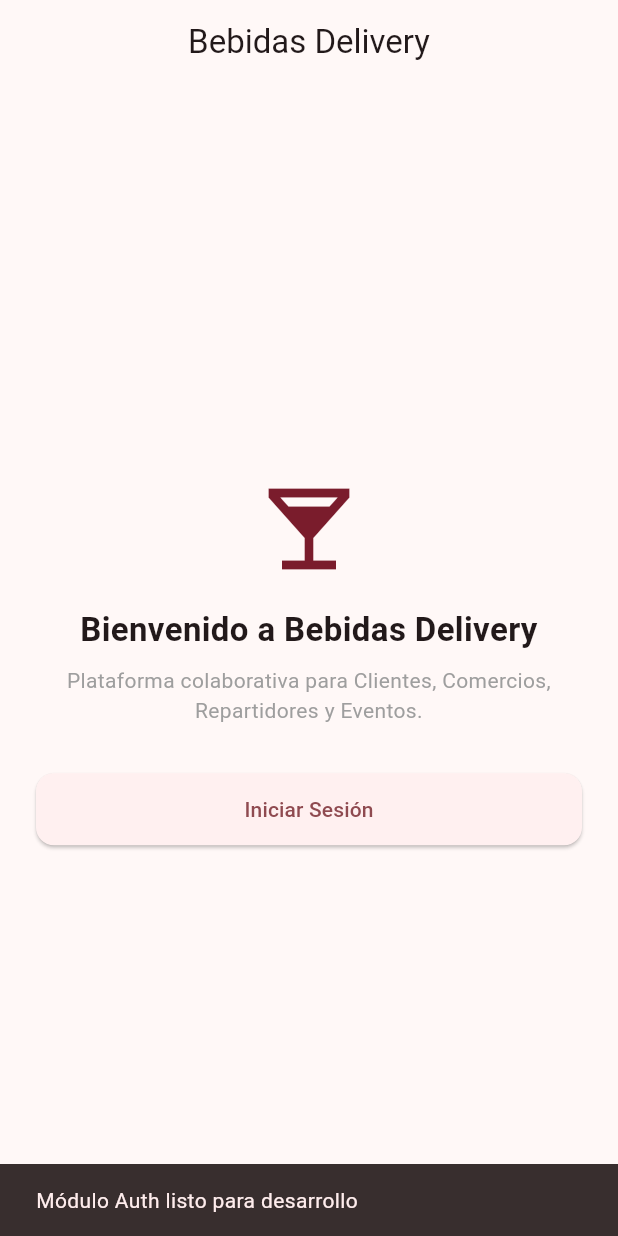
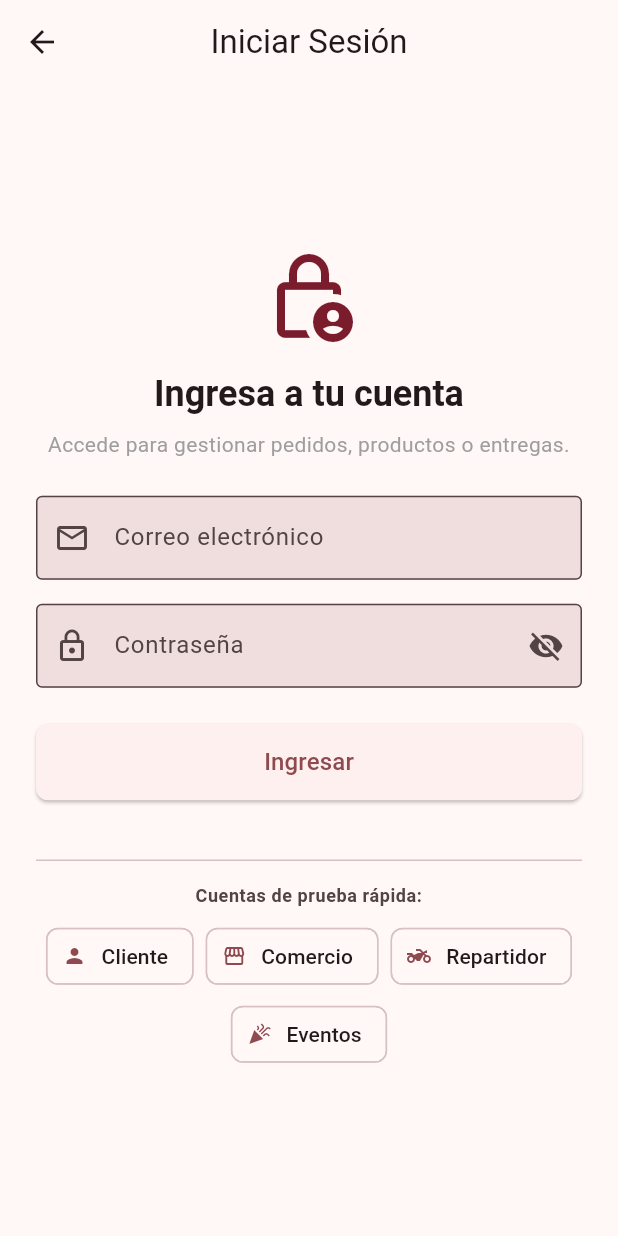
Before and after one commit to NestorAyala123/bebidas-delivery-app, a Flutter app: the screen it shows after launch, after a tap on "Iniciar Sesión", on a phone screen of 412 x 824 dp. Run offline on Flutter 3.47's test engine with Material 3 defaults, Android fonts, the phone set to English and light mode, and no system bars; accounts and stored records are empty.

Commit message:
fix: consolidar integracion de las cinco ramas de semana 1

```diff
--- a/lib/features/auth/di/auth_di.dart
+++ b/lib/features/auth/di/auth_di.dart
@@ -1,13 +1,19 @@
 import '../../../../core/di/service_locator.dart';
 import '../application/use_cases/login_use_case.dart';
+import '../domain/repositories/auth_repository.dart';
+import '../infrastructure/mock_auth_repository.dart';
 
 class AuthDi implements FeatureDiModule {
   @override
   void registerDependencies(ServiceLocator locator) {
-    // Registered lazy singletons or factories for Auth
-    // Repositories will be registered when Firebase implementations are ready.
-    if (locator.isRegistered<LoginUseCase>()) return;
-    // Example factory registration:
-    // locator.registerFactory<LoginUseCase>(() => LoginUseCase(locator.get<AuthRepository>()));
+    if (!locator.isRegistered<AuthRepository>()) {
+      locator.registerLazySingleton<AuthRepository>(() => MockAuthRepository());
+    }
+
+    if (!locator.isRegistered<LoginUseCase>()) {
+      locator.registerFactory<LoginUseCase>(
+        () => LoginUseCase(locator.get<AuthRepository>()),
+      );
+    }
   }
 }
--- a/lib/features/auth/domain/entities/user_session.dart
+++ b/lib/features/auth/domain/entities/user_session.dart
@@ -1,11 +1,15 @@
+import '../../../users/domain/entities/app_user.dart';
+
 class UserSession {
   final String userId;
   final String email;
   final String token;
+  final UserRole role;
 
   const UserSession({
     required this.userId,
     required this.email,
     required this.token,
+    this.role = UserRole.client,
   });
 }
--- /dev/null
+++ b/lib/features/auth/presentation/pages/login_page.dart
@@ -0,0 +1,289 @@
+import 'package:flutter/material.dart';
+
+import '../../../../core/di/service_locator.dart';
+import '../../application/use_cases/login_use_case.dart';
+import '../../infrastructure/mock_auth_repository.dart';
+import 'home_page.dart';
+
+class LoginPage extends StatefulWidget {
+  final LoginUseCase? loginUseCase;
+
+  const LoginPage({super.key, this.loginUseCase});
+
+  @override
+  State<LoginPage> createState() => _LoginPageState();
+}
+
+class _LoginPageState extends State<LoginPage> {
+  final _formKey = GlobalKey<FormState>();
+  final _emailController = TextEditingController();
+  final _passwordController = TextEditingController();
+
+  bool _obscurePassword = true;
+  bool _isLoading = false;
+  String? _errorMessage;
+
+  LoginUseCase get _useCase =>
+      widget.loginUseCase ??
+      (sl.isRegistered<LoginUseCase>()
+          ? sl.get<LoginUseCase>()
+          : LoginUseCase(MockAuthRepository()));
+
+
+  @override
+  void dispose() {
+    _emailController.dispose();
+    _passwordController.dispose();
+    super.dispose();
+  }
+
+  void _fillPreset(String email, String password) {
+    setState(() {
+      _emailController.text = email;
+      _passwordController.text = password;
+      _errorMessage = null;
+    });
+  }
+
+  Future<void> _submit() async {
+    if (!_formKey.currentState!.validate()) return;
+
+    setState(() {
+      _isLoading = true;
+      _errorMessage = null;
+    });
+
+    final result = await _useCase(
+      email: _emailController.text,
+      password: _passwordController.text,
+    );
+
+    if (!mounted) return;
+
+    setState(() {
+      _isLoading = false;
+    });
+
+    if (result.isSuccess && result.dataOrNull != null) {
+      final session = result.dataOrNull!;
+      ScaffoldMessenger.of(context).showSnackBar(
+        SnackBar(
+          content: Text('Bienvenido ${session.email}'),
+          backgroundColor: Colors.green.shade700,
+          duration: const Duration(seconds: 2),
+        ),
+      );
+
+      Navigator.pushReplacement(
+        context,
+        MaterialPageRoute(builder: (_) => HomePage(session: session)),
+      );
+    } else {
+      setState(() {
+        _errorMessage =
+            result.failureOrNull?.message ?? 'Error al iniciar sesión';
+      });
+      ScaffoldMessenger.of(context).showSnackBar(
+        SnackBar(
+          content: Text(_errorMessage!),
+          backgroundColor: Colors.red.shade700,
+        ),
+      );
+    }
+  }
+
+  @override
+  Widget build(BuildContext context) {
+    final theme = Theme.of(context);
+    final colorScheme = theme.colorScheme;
+
+    return Scaffold(
+      appBar: AppBar(title: const Text('Iniciar Sesión')),
+      body: Center(
+        child: SingleChildScrollView(
+          padding: const EdgeInsets.symmetric(horizontal: 24.0, vertical: 16.0),
+          child: ConstrainedBox(
+            constraints: const BoxConstraints(maxWidth: 420),
+            child: Form(
+              key: _formKey,
+              child: Column(
+                crossAxisAlignment: CrossAxisAlignment.stretch,
+                children: [
+                  const Icon(
+                    Icons.lock_person_outlined,
+                    size: 64,
+                    color: Color(0xFF7A1C2C),
+                  ),
+                  const SizedBox(height: 16),
+                  Text(
+                    'Ingresa a tu cuenta',
+                    textAlign: TextAlign.center,
+                    style: theme.textTheme.headlineSmall?.copyWith(
+                      fontWeight: FontWeight.bold,
+                    ),
+                  ),
+                  const SizedBox(height: 8),
+                  Text(
+                    'Accede para gestionar pedidos, productos o entregas.',
+                    textAlign: TextAlign.center,
+                    style: theme.textTheme.bodyMedium?.copyWith(
+                      color: Colors.grey,
+                    ),
+                  ),
+                  const SizedBox(height: 24),
+
+                  if (_errorMessage != null)
+                    Container(
+                      padding: const EdgeInsets.all(12),
+                      margin: const EdgeInsets.only(bottom: 16),
+                      decoration: BoxDecoration(
+                        color: Colors.red.shade50,
+                        borderRadius: BorderRadius.circular(8),
+                        border: Border.all(color: Colors.red.shade300),
+                      ),
+                      child: Row(
+                        children: [
+                          Icon(Icons.error_outline, color: Colors.red.shade700),
+                          const SizedBox(width: 8),
+                          Expanded(
+                            child: Text(
+                              _errorMessage!,
+                              style: TextStyle(color: Colors.red.shade900),
+                            ),
+                          ),
+                        ],
+                      ),
+                    ),
+
+                  // Email Input
+                  TextFormField(
+                    controller: _emailController,
+                    keyboardType: TextInputType.emailAddress,
+                    decoration: const InputDecoration(
+                      labelText: 'Correo electrónico',
+                      hintText: 'ejemplo@correo.com',
+                      prefixIcon: Icon(Icons.email_outlined),
+                      border: OutlineInputBorder(),
+                    ),
+                    validator: (value) {
+                      final trimmed = value?.trim() ?? '';
+                      if (trimmed.isEmpty) {
+                        return 'El correo es obligatorio';
+                      }
+                      if (!trimmed.contains('@')) {
+                        return 'Formato de correo inválido';
+                      }
+                      return null;
+                    },
+                  ),
+                  const SizedBox(height: 16),
+
+                  // Password Input
+                  TextFormField(
+                    controller: _passwordController,
+                    obscureText: _obscurePassword,
+                    decoration: InputDecoration(
+                      labelText: 'Contraseña',
+                      prefixIcon: const Icon(Icons.lock_outline),
+                      border: const OutlineInputBorder(),
+                      suffixIcon: IconButton(
+                        icon: Icon(
+                          _obscurePassword
+                              ? Icons.visibility_off
+                              : Icons.visibility,
+                        ),
+                        onPressed: () {
+                          setState(() {
+                            _obscurePassword = !_obscurePassword;
+                          });
+                        },
+                      ),
+                    ),
+                    validator: (value) {
+                      final trimmed = value?.trim() ?? '';
+                      if (trimmed.isEmpty) {
+                        return 'La contraseña es obligatoria';
+                      }
+                      if (trimmed.length < 6) {
+                        return 'La contraseña debe tener al menos 6 caracteres';
+                      }
+                      return null;
+                    },
+                  ),
+                  const SizedBox(height: 24),
+
+                  // Submit Button
+                  ElevatedButton(
+                    onPressed: _isLoading ? null : _submit,
+                    style: ElevatedButton.styleFrom(
+                      padding: const EdgeInsets.symmetric(vertical: 14),
+                      shape: RoundedRectangleBorder(
+                        borderRadius: BorderRadius.circular(8),
+                      ),
+                    ),
+                    child: _isLoading
+                        ? const SizedBox(
+                            height: 20,
+                            width: 20,
+                            child: CircularProgressIndicator(strokeWidth: 2),
+                          )
+                        : const Text(
+                            'Ingresar',
+                            style: TextStyle(fontSize: 16),
+                          ),
+                  ),
+
+                  const SizedBox(height: 32),
+                  const Divider(),
+                  const SizedBox(height: 8),
+
+                  // Demo Accounts Quick Selection
+                  Text(
+                    'Cuentas de prueba rápida:',
+                    textAlign: TextAlign.center,
+                    style: theme.textTheme.bodySmall?.copyWith(
+                      fontWeight: FontWeight.bold,
+                      color: colorScheme.onSurfaceVariant,
+                    ),
+                  ),
+                  const SizedBox(height: 8),
+                  Wrap(
+                    alignment: WrapAlignment.center,
+                    spacing: 8,
+                    runSpacing: 4,
+                    children: [
+                      ActionChip(
+                        label: const Text('Cliente'),
+                        avatar: const Icon(Icons.person, size: 16),
+                        onPressed: () =>
+                            _fillPreset('cliente@delivery.com', '123456'),
+                      ),
+                      ActionChip(
+                        label: const Text('Comercio'),
+                        avatar: const Icon(Icons.storefront, size: 16),
+                        onPressed: () =>
+                            _fillPreset('tienda@delivery.com', '123456'),
+                      ),
+                      ActionChip(
+                        label: const Text('Repartidor'),
+                        avatar: const Icon(Icons.two_wheeler, size: 16),
+                        onPressed: () =>
+                            _fillPreset('driver@delivery.com', '123456'),
+                      ),
+                      ActionChip(
+                        label: const Text('Eventos'),
+                        avatar: const Icon(Icons.celebration, size: 16),
+                        onPressed: () =>
+                            _fillPreset('eventos@delivery.com', '123456'),
+                      ),
+                    ],
+                  ),
+                ],
+              ),
+            ),
+          ),
+        ),
+      ),
+    );
+  }
+}
--- a/lib/features/auth/presentation/pages/welcome_page.dart
+++ b/lib/features/auth/presentation/pages/welcome_page.dart
@@ -1,4 +1,6 @@
 import 'package:flutter/material.dart';
+
+import '../routes/auth_routes.dart';
 
 class WelcomePage extends StatelessWidget {
   const WelcomePage({super.key});
@@ -29,11 +31,7 @@ class WelcomePage extends StatelessWidget {
               const SizedBox(height: 32),
               ElevatedButton(
                 onPressed: () {
-                  ScaffoldMessenger.of(context).showSnackBar(
-                    const SnackBar(
-                      content: Text('Módulo Auth listo para desarrollo'),
-                    ),
-                  );
+                  Navigator.pushNamed(context, AuthRoutes.login);
                 },
                 child: const Text('Iniciar Sesión'),
               ),
--- a/lib/features/auth/presentation/routes/auth_routes.dart
+++ b/lib/features/auth/presentation/routes/auth_routes.dart
@@ -1,6 +1,7 @@
 import 'package:flutter/widgets.dart';
 
 import '../../../../core/router/feature_route_module.dart';
+import '../pages/login_page.dart';
 import '../pages/welcome_page.dart';
 
 class AuthRoutes implements FeatureRouteModule {
@@ -11,6 +12,7 @@ class AuthRoutes implements FeatureRouteModule {
   @override
   Map<String, WidgetBuilder> get routes => {
     welcome: (context) => const WelcomePage(),
+    login: (context) => const LoginPage(),
   };
 
   @override
--- a/lib/features/cart/domain/entities/cart.dart
+++ b/lib/features/cart/domain/entities/cart.dart
@@ -40,10 +40,7 @@ class Cart {
   /// Removes an item by product ID. If cart becomes empty, storeId is reset.
   Cart removeItem(String productId) {
     final updated = items.where((i) => i.productId != productId).toList();
-    return Cart(
-      storeId: updated.isEmpty ? null : storeId,
-      items: updated,
-    );
+    return Cart(storeId: updated.isEmpty ? null : storeId, items: updated);
   }
 
   /// Updates quantity for a specific product. If quantity <= 0, item is removed.
--- a/lib/features/location/domain/entities/geo_coordinates.dart
+++ b/lib/features/location/domain/entities/geo_coordinates.dart
@@ -49,6 +49,5 @@ class GeoCoordinates {
   int get hashCode => latitude.hashCode ^ longitude.hashCode;
 
   @override
-  String toString() =>
-      'GeoCoordinates(lat: $latitude, lng: $longitude)';
+  String toString() => 'GeoCoordinates(lat: $latitude, lng: $longitude)';
 }
--- a/lib/features/returnable_containers/domain/repositories/returnable_container_repository.dart
+++ b/lib/features/returnable_containers/domain/repositories/returnable_container_repository.dart
@@ -3,8 +3,10 @@ import '../../../../core/result/result.dart';
 import '../entities/returnable_container.dart';
 
 abstract class ReturnableContainerRepository {
-  Future<Result<ReturnableContainer?, Failure>>
-  getByProduct(String storeId, String productId);
+  Future<Result<ReturnableContainer?, Failure>> getByProduct(
+    String storeId,
+    String productId,
+  );
 
   Future<Result<ReturnableContainer, Failure>> save(
     String storeId,
```
Also changed, not shown: lib/features/auth/infrastructure/mock_auth_repository.dart (added, +78 -0 lines), lib/features/auth/presentation/pages/home_page.dart (added, +196 -0 lines), lib/features/event_services/presentation/pages/listado_servicios_page.dart (+11 -13 lines), lib/features/location/presentation/pages/mapa_proximo_page.dart (+3 -4 lines), 3 other files.
